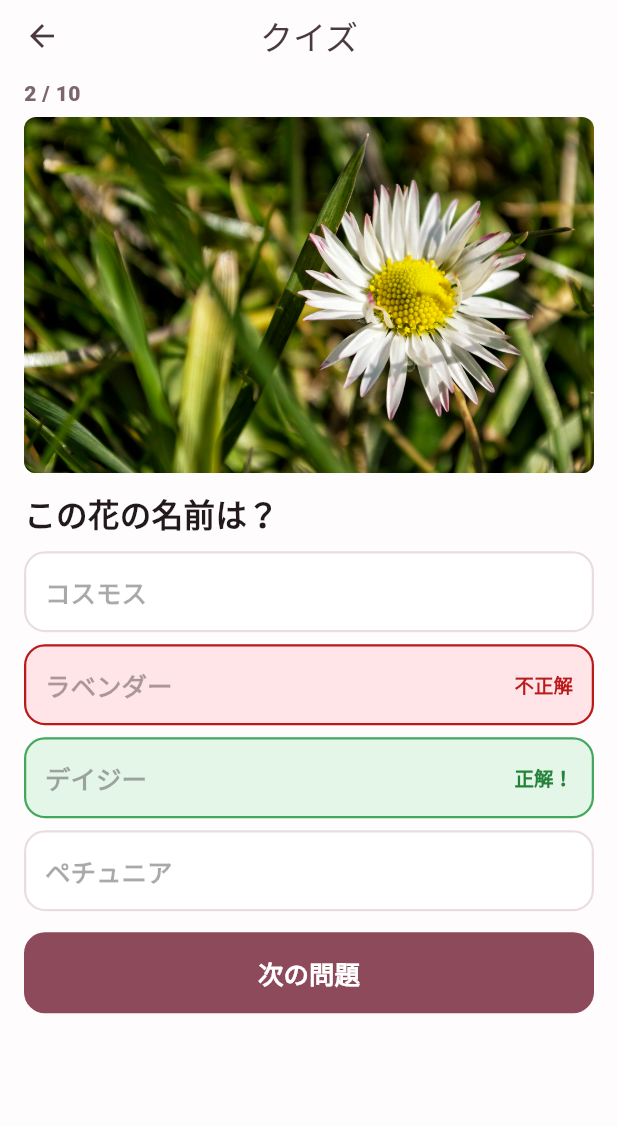
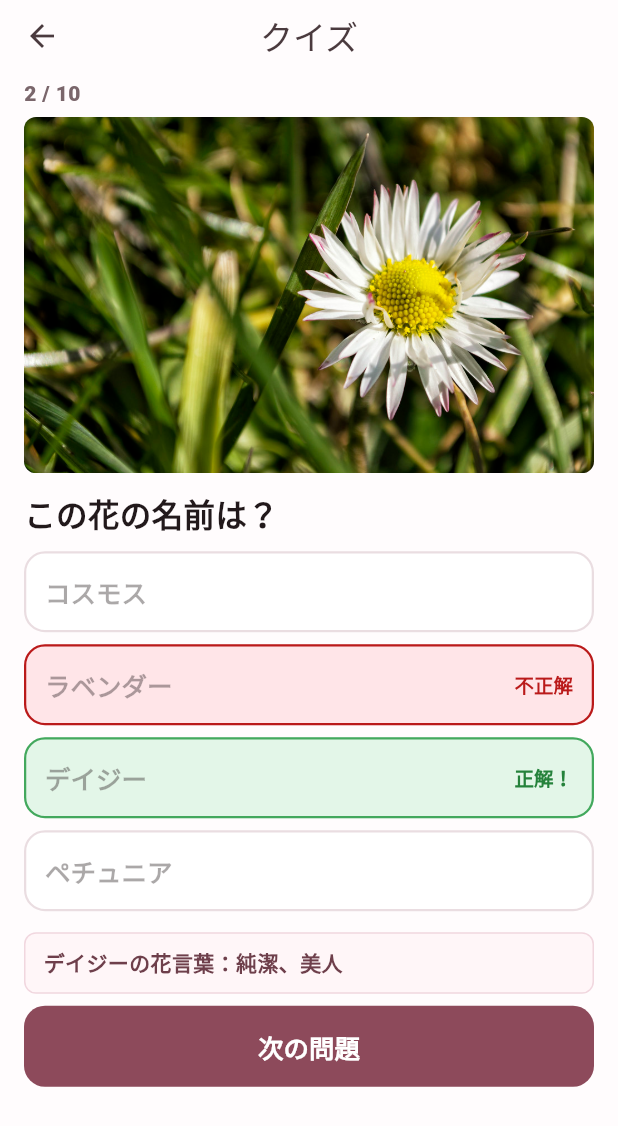
Before and after one commit to atto87/atto87.github.io, a Flutter app: the QuizScreen screen opened by its route, after a tap on "ヒガンバナ", after a tap on "次の問題", after a tap on "ラベンダー", on a phone screen of 412 x 824 dp. Shown: the top 1126 px of the screen. Run offline on Flutter 3.47's test engine with Material 3 defaults, Android fonts, the phone set to English and light mode, and no system bars; our stand-ins replace shared_preferences; accounts and stored records are empty.

Commit message:
Show flower meanings after quiz answers

```diff
--- a/lib/screens/quiz_screen.dart
+++ b/lib/screens/quiz_screen.dart
@@ -259,6 +259,8 @@ class _QuizScreenState extends State<QuizScreen> {
             ],
             if (_hasAnswered) ...[
               const SizedBox(height: 6),
+              _FlowerMeaningFeedback(flower: _currentFlower),
+              const SizedBox(height: 8),
               FilledButton(
                 onPressed: _goNext,
                 child: Text(
@@ -297,6 +299,40 @@ List<Flower> prioritizeUnseenFlowers({
   return [...unseenFlowers, ...seenFlowers];
 }
 
+class _FlowerMeaningFeedback extends StatelessWidget {
+  const _FlowerMeaningFeedback({
+    required this.flower,
+  });
+
+  final Flower flower;
+
+  @override
+  Widget build(BuildContext context) {
+    return Container(
+      width: double.infinity,
+      padding: const EdgeInsets.symmetric(horizontal: 12, vertical: 10),
+      decoration: BoxDecoration(
+        color: const Color(0xFFFFF6F8),
+        borderRadius: BorderRadius.circular(8),
+        border: Border.all(color: const Color(0xFFF1D7DF)),
+      ),
+      child: Text(
+        flowerMeaningFeedbackText(flower),
+        style: const TextStyle(
+          color: Color(0xFF6E3F4B),
+          fontSize: 14,
+          fontWeight: FontWeight.w800,
+          height: 1.35,
+        ),
+      ),
+    );
+  }
+}
+
+String flowerMeaningFeedbackText(Flower flower) {
+  return '${flower.name}の花言葉：${flower.flowerMeanings.join('、')}';
+}
+
 class _QuizImagePlaceholder extends StatelessWidget {
   const _QuizImagePlaceholder();
 
```
Also changed, not shown: 1 other file.
